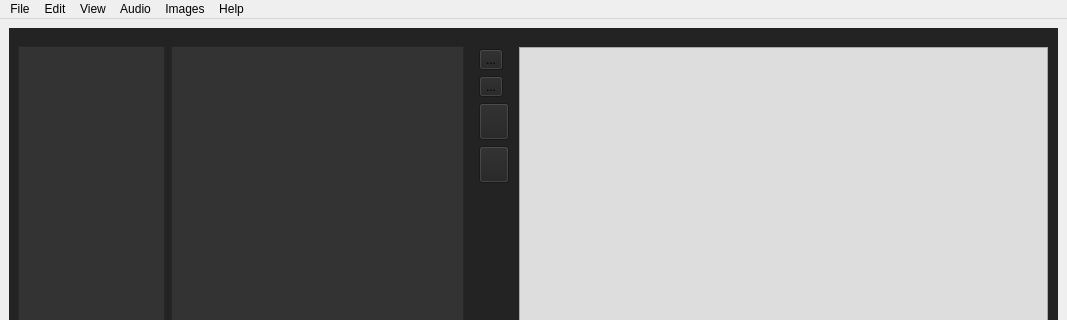
First picture: the form in src/videoeditor.ui, repository vrushank-agrawal/CSE201-VCREST-, before the edit; both pictures show x 0 to 1067 and y 0 to 320 of the 1067 by 619 pixel window.
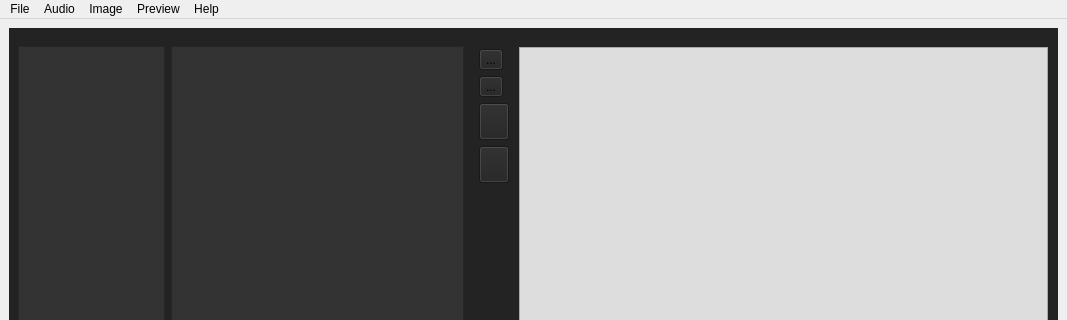
Second picture: the form after the edit. Icons and pictures are not drawn. Custom widgets are drawn as their Qt base class.

Commit message: changed View menu to Preview menu

Diff of the .ui file:
```diff
--- a/src/videoeditor.ui
+++ b/src/videoeditor.ui
@@ -507,7 +507,7 @@
      <x>0</x>
      <y>0</y>
      <width>1067</width>
-     <height>24</height>
+     <height>21</height>
     </rect>
    </property>
    <widget class="QMenu" name="menuFile">
@@ -520,15 +520,9 @@
     <addaction name="separator"/>
     <addaction name="actionExport"/>
    </widget>
-   <widget class="QMenu" name="menuEdit">
-    <property name="title">
-     <string>Edit</string>
-    </property>
-    <addaction name="actionFind"/>
-   </widget>
    <widget class="QMenu" name="menuView">
     <property name="title">
-     <string>View</string>
+     <string>Preview</string>
     </property>
     <addaction name="actionPlay"/>
     <addaction name="actionPlay_Selection"/>
@@ -565,7 +559,7 @@
    </widget>
    <widget class="QMenu" name="menuImages">
     <property name="title">
-     <string>Images</string>
+     <string>Image</string>
     </property>
     <addaction name="actionBlur_Image"/>
     <addaction name="actionRotate_Image"/>
@@ -573,10 +567,9 @@
     <addaction name="actionReset_Image"/>
    </widget>
    <addaction name="menuFile"/>
-   <addaction name="menuEdit"/>
-   <addaction name="menuView"/>
    <addaction name="menuAudio"/>
    <addaction name="menuImages"/>
+   <addaction name="menuView"/>
    <addaction name="menuHelp"/>
   </widget>
   <action name="actionNew_Video">
```
Left out of the diff: 19 changed lines with no effect on the pictures. The commit also changes 4 other files.
